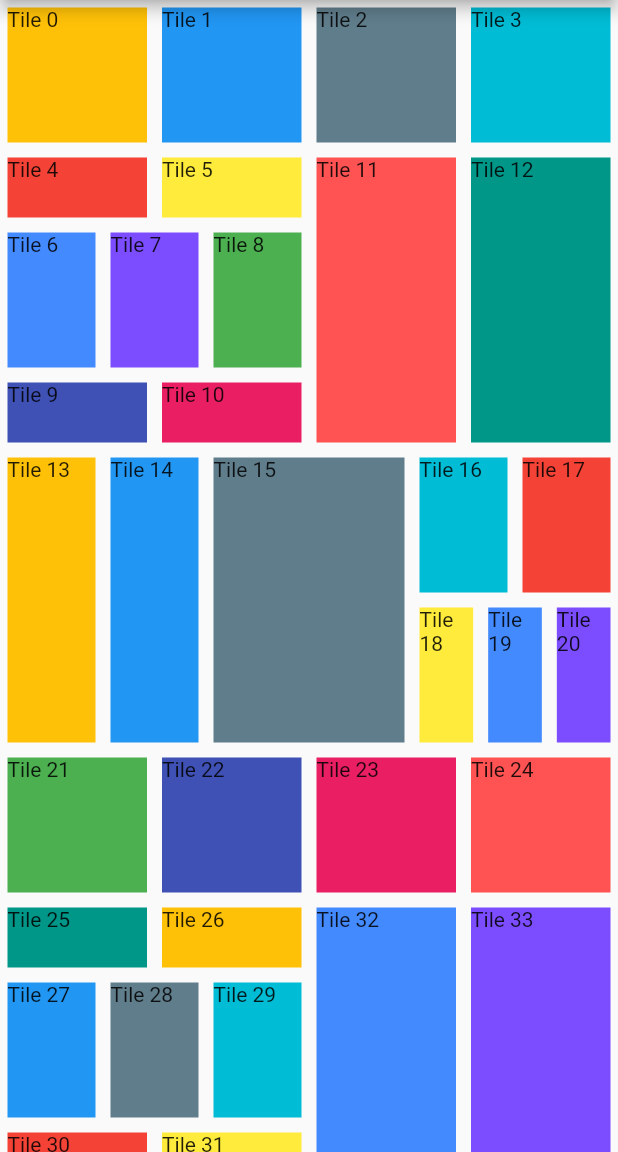
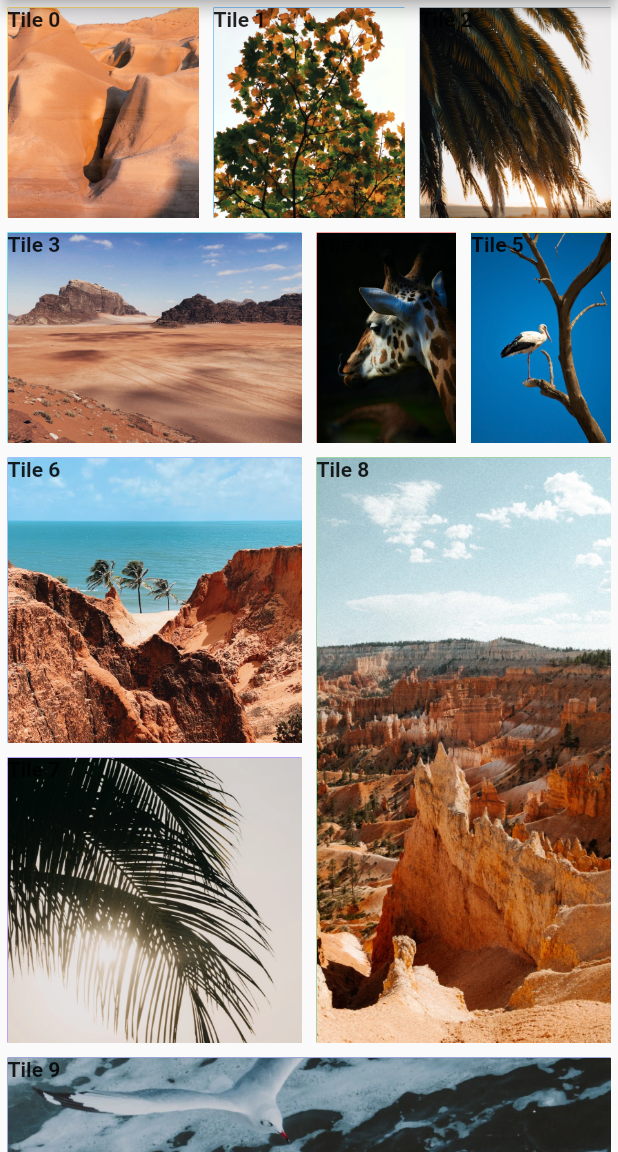
Before and after one commit to ypo/flutter_grid_pattern, a Flutter app: the screen it shows after launch, on a phone screen of 412 x 824 dp, the part 84-1236 px from its top. Run offline on Flutter 3.47's test engine with Material 2 defaults, Android fonts, the phone set to English and light mode, and no system bars; missing offline and left inert: dart:ffi.

Commit message:
Example app

```diff
--- a/example/lib/main.dart
+++ b/example/lib/main.dart
@@ -1,3 +1,5 @@
+import 'dart:ffi';
+
 import 'package:flutter/material.dart';
 import 'package:flutter_grid_pattern/flutter_grid_pattern.dart';
 
@@ -25,30 +27,12 @@ class MyApp extends StatelessWidget {
         // is not restarted.
         primarySwatch: Colors.blue,
       ),
-      home: const MyHomePage(title: 'Flutter Grid Pattern Demo'),
+      home: GridPatternDemo(),
     );
   }
 }
 
-class MyHomePage extends StatefulWidget {
-  const MyHomePage({super.key, required this.title});
-
-  // This widget is the home page of your application. It is stateful, meaning
-  // that it has a State object (defined below) that contains fields that affect
-  // how it looks.
-
-  // This class is the configuration for the state. It holds the values (in this
-  // case the title) provided by the parent (in this case the App widget) and
-  // used by the build method of the State. Fields in a Widget subclass are
-  // always marked "final".
-
-  final String title;
-
-  @override
-  State<MyHomePage> createState() => _MyHomePageState();
-}
-
-class _MyHomePageState extends State<MyHomePage> {
+class GridPatternDemo extends StatelessWidget {
   final _colorTable = [
     Colors.amber,
     Colors.blue,
@@ -65,51 +49,53 @@ class _MyHomePageState extends State<MyHomePage> {
     Colors.teal
   ];
 
+  GridPatternDemo({super.key});
+
   Color _colorFromIndex(int index) {
     return _colorTable[index % _colorTable.length];
   }
 
   @override
   Widget build(BuildContext context) {
-    // This method is rerun every time setState is called, for instance as done
-    // by the _incrementCounter method above.
-    //
-    // The Flutter framework has been optimized to make rerunning build methods
-    // fast, so that you can just rebuild anything that needs updating rather
-    // than having to individually change instances of widgets.
     return Scaffold(
         appBar: AppBar(
-          // Here we take the value from the MyHomePage object that was created by
-          // the App.build method, and use it to set our appbar title.
-          title: Text(widget.title),
+          title: const Text("Flutter Grid Pattern Demo"),
         ),
         body: CustomScrollView(slivers: [
           SliverGrid(
             gridDelegate: SliverGridPatternDelegate(patterns: [
-              PatternNTiles(tileHeight: 100, nb: 4),
+              PatternNTiles(tileHeight: 150, nb: 3),
+              PatternRow(patterns: [
+                PatternNTiles(tileHeight: 150, nb: 1),
+                PatternNTiles(tileHeight: 150, nb: 2),
+              ]),
               PatternRow(patterns: [
                 PatternCol(patterns: [
-                  PatternNTiles(tileHeight: 50, nb: 2),
-                  PatternNTiles(tileHeight: 100, nb: 3),
-                  PatternNTiles(tileHeight: 50, nb: 2),
+                  PatternNTiles(tileHeight: 200, nb: 1),
+                  PatternNTiles(tileHeight: 200, nb: 1),
                 ]),
-                PatternNTiles(tileHeight: 200, nb: 2),
+                PatternNTiles(tileHeight: 400, nb: 1),
               ]),
-              PatternRow(patterns: [
-                PatternNTiles(tileHeight: 200, nb: 2),
-                PatternNTiles(tileHeight: 200, nb: 1),
-                PatternCol(patterns: [
-                  PatternNTiles(tileHeight: 100, nb: 2),
-                  PatternNTiles(tileHeight: 100, nb: 3),
-                ])
-              ]),
+              PatternNTiles(tileHeight: 300, nb: 1),
             ]),
             delegate:
                 SliverChildBuilderDelegate((BuildContext context, int index) {
+              int assetIndex = index % 10;
               return Container(
                 margin: const EdgeInsets.all(5.0),
                 color: _colorFromIndex(index),
-                child: Text("Tile $index"),
+                child: Stack(children: [
+                  Center(
+                      child: Image(
+                          width: double.infinity,
+                          height: double.infinity,
+                          fit: BoxFit.cover,
+                          image: AssetImage("assets/$assetIndex.webp"))),
+                  Text(
+                    "Tile $index",
+                    style: const TextStyle(fontWeight: FontWeight.bold),
+                  )
+                ]),
               );
             }),
           )
--- a/example/pubspec.yaml
+++ b/example/pubspec.yaml
@@ -60,6 +60,8 @@ flutter:
   # included with your application, so that you can use the icons in
   # the material Icons class.
   uses-material-design: true
+  assets:
+    - assets/
 
   # To add assets to your application, add an assets section, like this:
   # assets:
```
Also changed, not shown: example/assets/0.webp (added), example/assets/1.webp (added), example/assets/2.webp (added), example/assets/3.webp (added), example/assets/4.webp (added), example/assets/5.webp (added), example/assets/6.webp (added), example/assets/7.webp (added), example/assets/8.webp (added), example/assets/9.webp (added), example/pubspec.lock.
